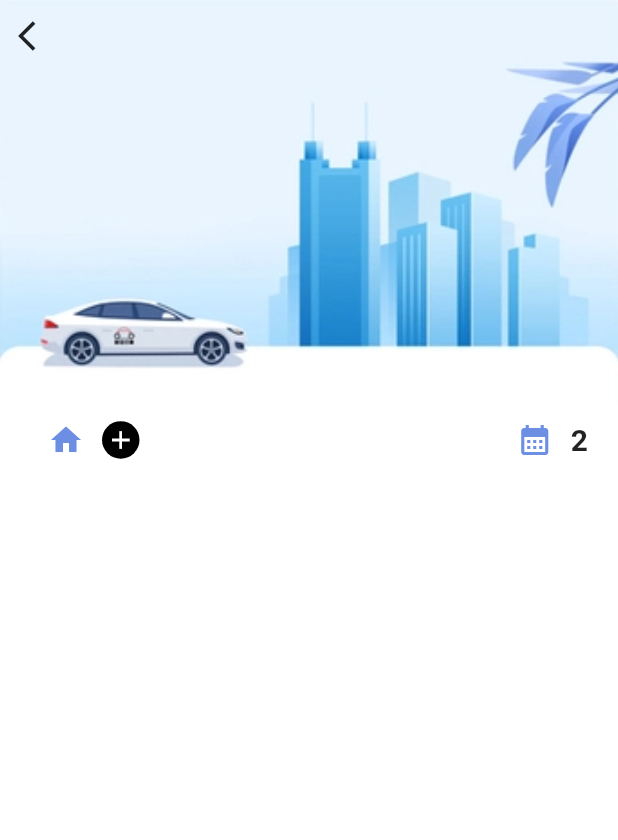
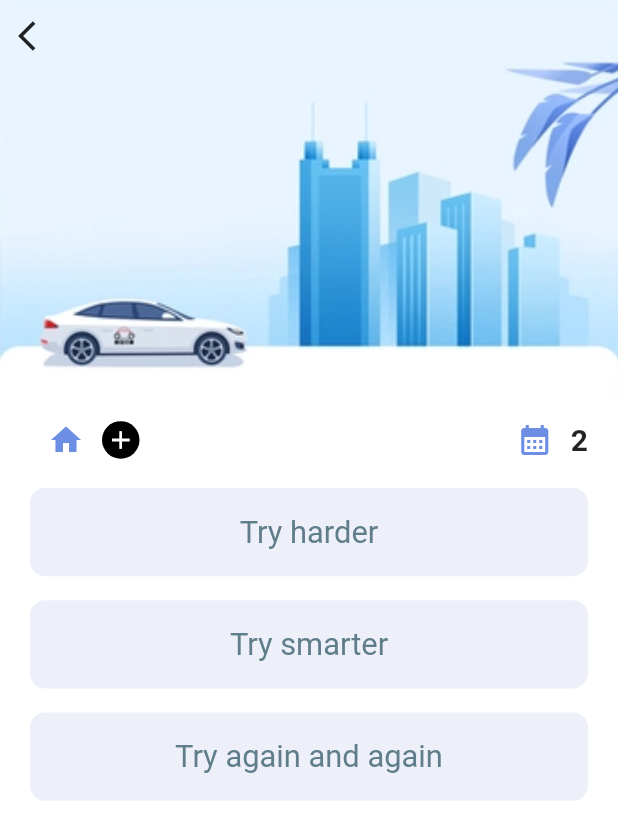
Before and after one commit to kritbovorn/Flutter_Task_App, a Flutter app: the screen it shows after launch, on a phone screen of 412 x 824 dp. Shown: the top 840 px of the screen. Run offline on Flutter 3.47's test engine with Material 2 defaults, Android fonts, the phone set to English and light mode, and no system bars; our stand-ins replace get.

Commit message:
59:40: finish UI of AppTask()

```diff
--- a/lib/colors/app_colors.dart
+++ b/lib/colors/app_colors.dart
@@ -6,4 +6,5 @@ class AppColors {
   static const smallTextColor = Color(0xFF2e3253);
   static const textHolder = Color(0xFFedf0f8);
   static const textGrey = Color(0xFFafb1b5);
+  static const taskColor = Color(0xFFEDF0F8);
 }
--- a/lib/screens/all_tasks.dart
+++ b/lib/screens/all_tasks.dart
@@ -1,12 +1,19 @@
 import 'package:flutter/material.dart';
 import 'package:task_app/colors/app_colors.dart';
 import 'package:task_app/utils/responsive_widget.dart';
+import 'package:task_app/widgets/task_widget.dart';
 
 class AllTasks extends StatelessWidget {
   const AllTasks({Key? key}) : super(key: key);
 
   @override
   Widget build(BuildContext context) {
+    List myData = [
+      "Try harder",
+      "Try smarter",
+      "Try again and again",
+    ];
+
     return Scaffold(
       backgroundColor: Colors.white,
       body: Stack(
@@ -72,10 +79,22 @@ class AllTasks extends StatelessWidget {
                             fontSize: Dimensions.heightDimension(20),
                             fontWeight: FontWeight.bold,
                           ),
-                        )
+                        ),
                       ],
                     ),
                   ],
+                ),
+              ),
+              Flexible(
+                child: ListView.builder(
+                  // shrinkWrap: true,
+                  itemCount: myData.length,
+                  itemBuilder: (BuildContext context, int index) {
+                    return TaskWidget(
+                      text: myData[index],
+                      color: Colors.blueGrey,
+                    );
+                  },
                 ),
               ),
             ],
--- /dev/null
+++ b/lib/widgets/task_widget.dart
@@ -0,0 +1,38 @@
+import 'package:flutter/material.dart';
+
+import 'package:task_app/colors/app_colors.dart';
+import 'package:task_app/utils/responsive_widget.dart';
+
+class TaskWidget extends StatelessWidget {
+  final String text;
+  final Color? color;
+  const TaskWidget({
+    Key? key,
+    required this.text,
+    this.color,
+  }) : super(key: key);
+
+  @override
+  Widget build(BuildContext context) {
+    return Container(
+      alignment: Alignment.center,
+      margin: EdgeInsets.symmetric(
+        horizontal: Dimensions.widthDimension(20),
+        vertical: Dimensions.heightDimension(8),
+      ),
+      width: double.maxFinite,
+      height: Dimensions.deviceScreenHeight / 14,
+      decoration: BoxDecoration(
+        color: AppColors.taskColor,
+        borderRadius: BorderRadius.circular(Dimensions.widthDimension(10)),
+      ),
+      child: Text(
+        text,
+        style: TextStyle(
+          fontSize: Dimensions.deviceScreenHeight / 14 * 0.35,
+          color: color,
+        ),
+      ),
+    );
+  }
+}
```
